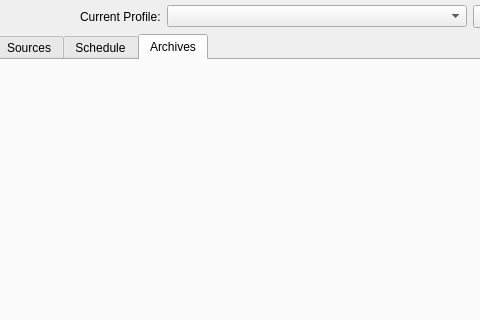
Above: src/vorta/assets/UI/mainwindow.ui from borgbase/vorta before the change; both pictures show x 97 to 577 and y 0 to 320 of the 800 by 600 pixel window. Below: the same form after it.
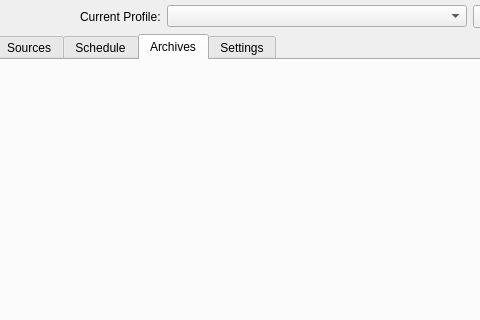
That is the form after the change. The open tabs and pages were chosen to show the change. Icons and pictures are not drawn.

Commit message: Add settings tab. Add light system tray icon option. Fixes #56 and #74

Patch:
```diff
--- a/src/vorta/assets/UI/mainwindow.ui
+++ b/src/vorta/assets/UI/mainwindow.ui
@@ -166,6 +166,11 @@
          <string>Archives</string>
         </attribute>
        </widget>
+       <widget class="QWidget" name="settingsTabSlot">
+        <attribute name="title">
+         <string>Settings</string>
+        </attribute>
+       </widget>
       </widget>
      </item>
      <item>
```
Left out of the diff: 2 changed lines with no effect on the pictures. The commit also changes 9 other files.
